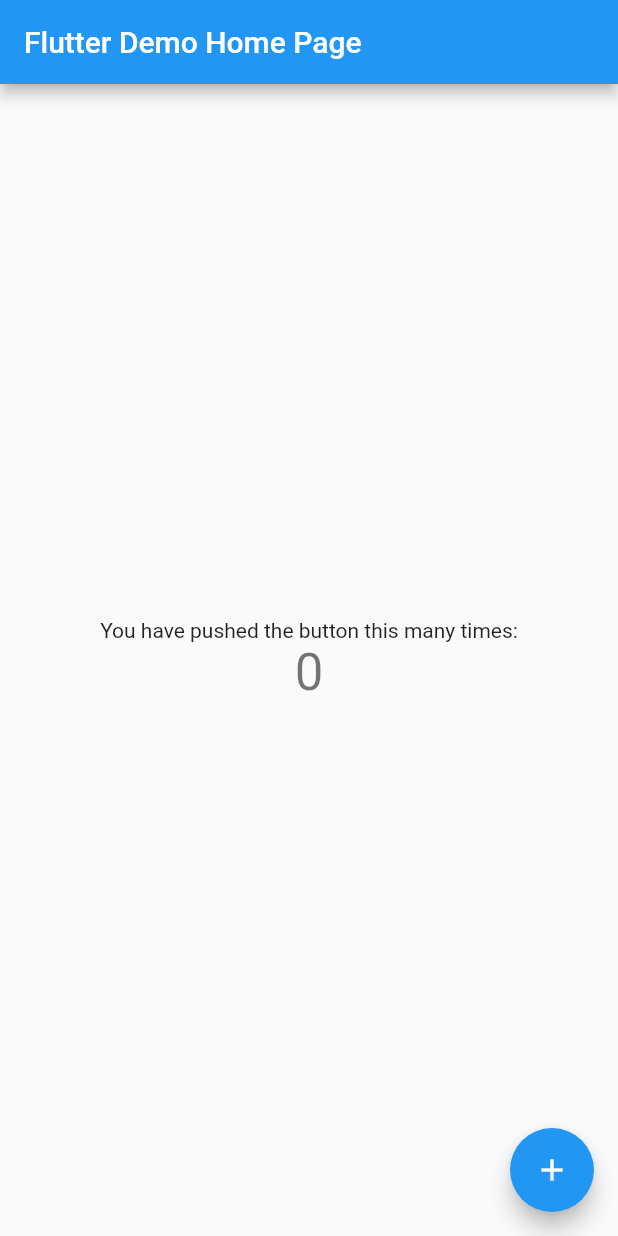
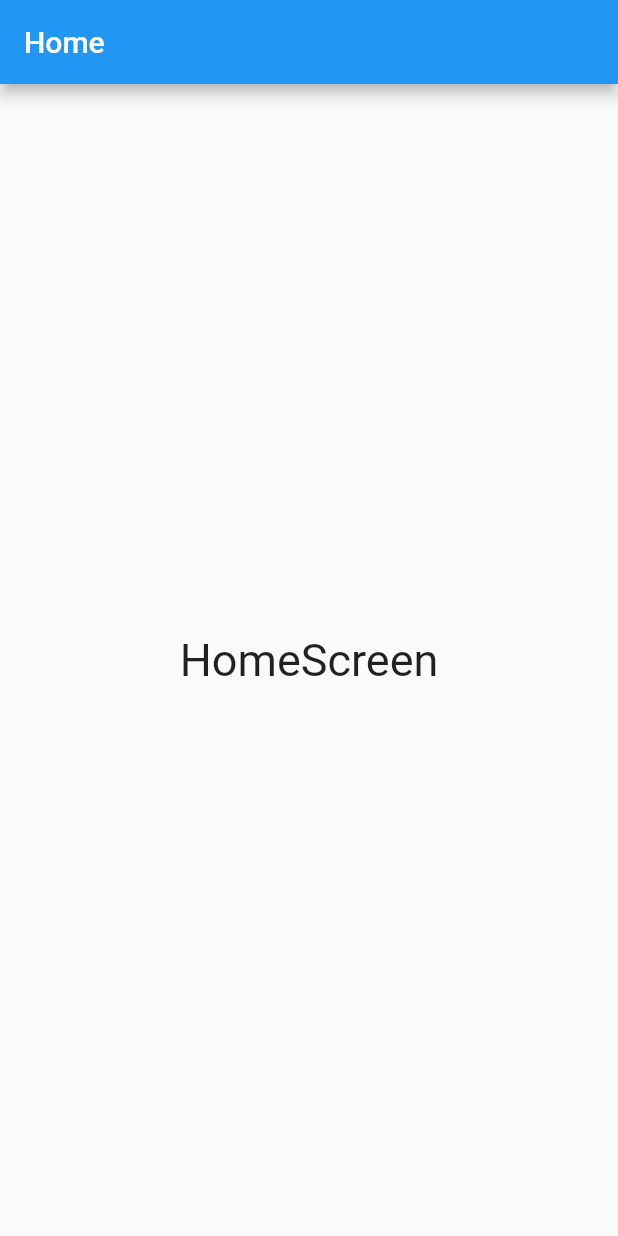
Before and after one commit to JensLam12/notifications-app, a Flutter app: the screen it shows after launch, on a phone screen of 412 x 824 dp. Run offline on Flutter 3.47's test engine with Material 2 defaults, Android fonts, the phone set to English and light mode, and no system bars.

Commit message:
Added initial screens

```diff
--- a/lib/main.dart
+++ b/lib/main.dart
@@ -1,115 +1,18 @@
 import 'package:flutter/material.dart';
+import 'package:notifications_app/screens/screens.dart';
 
-void main() {
-  runApp(const MyApp());
-}
+void main() => runApp(MyApp());
 
 class MyApp extends StatelessWidget {
-  const MyApp({Key? key}) : super(key: key);
-
-  // This widget is the root of your application.
-  @override
-  Widget build(BuildContext context) {
-    return MaterialApp(
-      title: 'Flutter Demo',
-      theme: ThemeData(
-        // This is the theme of your application.
-        //
-        // Try running your application with "flutter run". You'll see the
-        // application has a blue toolbar. Then, without quitting the app, try
-        // changing the primarySwatch below to Colors.green and then invoke
-        // "hot reload" (press "r" in the console where you ran "flutter run",
-        // or simply save your changes to "hot reload" in a Flutter IDE).
-        // Notice that the counter didn't reset back to zero; the application
-        // is not restarted.
-        primarySwatch: Colors.blue,
-      ),
-      home: const MyHomePage(title: 'Flutter Demo Home Page'),
-    );
-  }
+	@override
+	Widget build(BuildContext context) {
+		return MaterialApp(
+			title: 'Notifications App',
+			initialRoute: 'home',
+			routes: {
+				'home': ( _ ) => const HomeScreen(),
+				'message': ( _ ) => const MessageScreen()
+			}
+		);
+	}
 }
-
-class MyHomePage extends StatefulWidget {
-  const MyHomePage({Key? key, required this.title}) : super(key: key);
-
-  // This widget is the home page of your application. It is stateful, meaning
-  // that it has a State object (defined below) that contains fields that affect
-  // how it looks.
-
-  // This class is the configuration for the state. It holds the values (in this
-  // case the title) provided by the parent (in this case the App widget) and
-  // used by the build method of the State. Fields in a Widget subclass are
-  // always marked "final".
-
-  final String title;
-
-  @override
-  State<MyHomePage> createState() => _MyHomePageState();
-}
-
-class _MyHomePageState extends State<MyHomePage> {
-  int _counter = 0;
-
-  void _incrementCounter() {
-    setState(() {
-      // This call to setState tells the Flutter framework that something has
-      // changed in this State, which causes it to rerun the build method below
-      // so that the display can reflect the updated values. If we changed
-      // _counter without calling setState(), then the build method would not be
-      // called again, and so nothing would appear to happen.
-      _counter++;
-    });
-  }
-
-  @override
-  Widget build(BuildContext context) {
-    // This method is rerun every time setState is called, for instance as done
-    // by the _incrementCounter method above.
-    //
-    // The Flutter framework has been optimized to make rerunning build methods
-    // fast, so that you can just rebuild anything that needs updating rather
-    // than having to individually change instances of widgets.
-    return Scaffold(
-      appBar: AppBar(
-        // Here we take the value from the MyHomePage object that was created by
-        // the App.build method, and use it to set our appbar title.
-        title: Text(widget.title),
-      ),
-      body: Center(
-        // Center is a layout widget. It takes a single child and positions it
-        // in the middle of the parent.
-        child: Column(
-          // Column is also a layout widget. It takes a list of children and
-          // arranges them vertically. By default, it sizes itself to fit its
-          // children horizontally, and tries to be as tall as its parent.
-          //
-          // Invoke "debug painting" (press "p" in the console, choose the
-          // "Toggle Debug Paint" action from the Flutter Inspector in Android
-          // Studio, or the "Toggle Debug Paint" command in Visual Studio Code)
-          // to see the wireframe for each widget.
-          //
-          // Column has various properties to control how it sizes itself and
-          // how it positions its children. Here we use mainAxisAlignment to
-          // center the children vertically; the main axis here is the vertical
-          // axis because Columns are vertical (the cross axis would be
-          // horizontal).
-          mainAxisAlignment: MainAxisAlignment.center,
-          children: <Widget>[
-            const Text(
-              'You have pushed the button this many times:',
-            ),
-            Text(
-              '$_counter',
-              style: Theme.of(context).textTheme.headline4,
-            ),
-          ],
-        ),
-      ),
-      floatingActionButton: FloatingActionButton(
-        onPressed: _incrementCounter,
-        tooltip: 'Increment',
-        child: const Icon(Icons.add),
-      ), // This trailing comma makes auto-formatting nicer for build methods.
-    );
-  }
-}
--- /dev/null
+++ b/lib/screens/home_screen.dart
@@ -0,0 +1,18 @@
+import 'package:flutter/material.dart';
+
+class HomeScreen extends StatelessWidget {
+
+	const HomeScreen({Key? key}) : super(key: key);
+
+	@override
+	Widget build(BuildContext context) {
+		return Scaffold(
+		appBar: AppBar(
+			title: const Text('Home'),
+		),
+		body: const Center(
+				child: Text('HomeScreen', style: TextStyle( fontSize: 30) ),
+			),
+		);
+	}
+}
--- /dev/null
+++ b/lib/screens/screens.dart
@@ -0,0 +1,2 @@
+export 'package:notifications_app/screens/home_screen.dart';
+export 'package:notifications_app/screens/message_screen.dart';
```
Also changed, not shown: lib/screens/message_screen.dart (added, +18 -0 lines), 5 other files.
